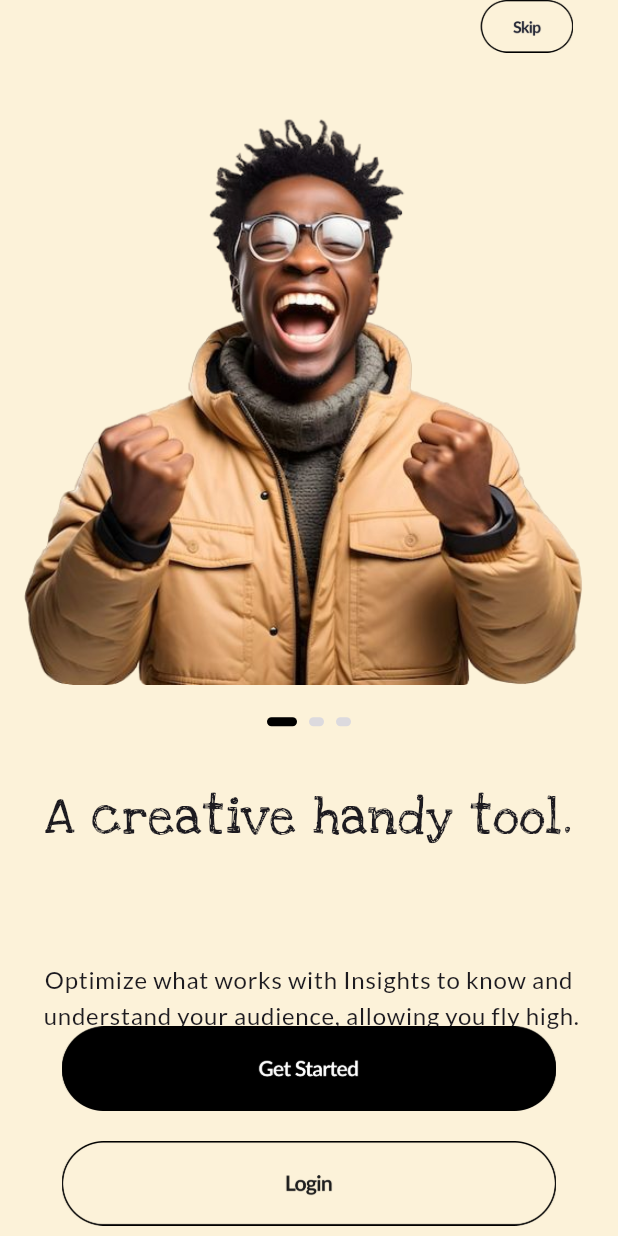
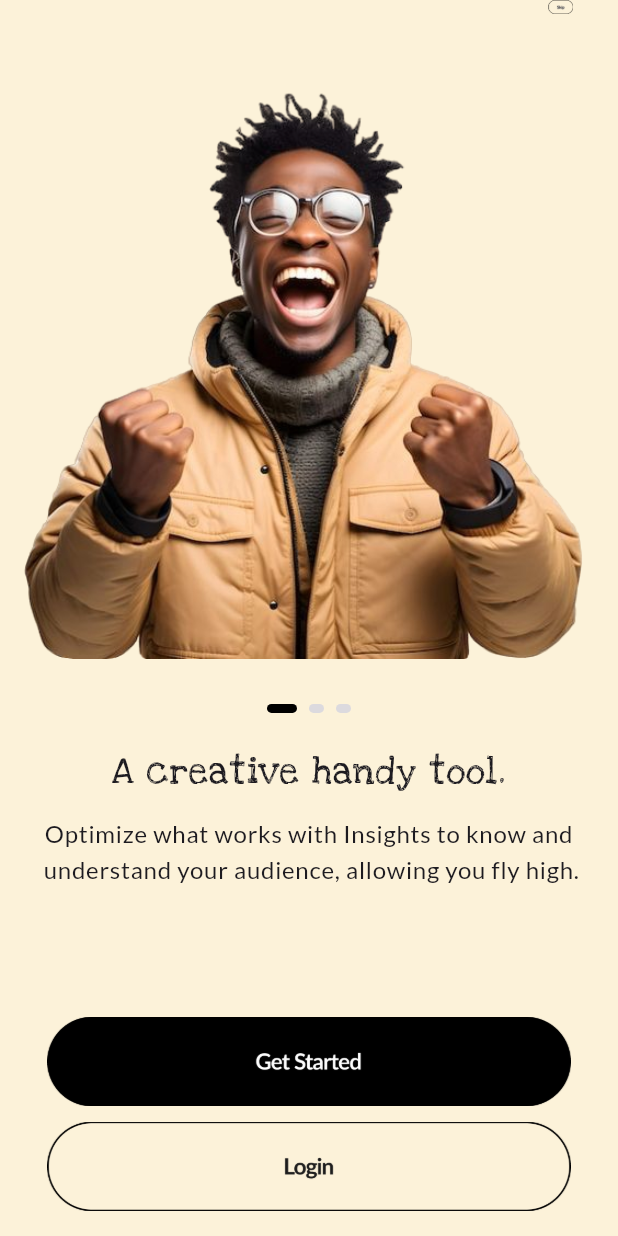
Before and after one commit to Olamidotune/Rootscards, a Flutter app: the screen it shows after launch, on a phone screen of 412 x 824 dp. Run offline on Flutter 3.47's test engine with Material 3 defaults, Android fonts, the phone set to English and light mode, and no system bars; drawn by our look-alikes of carousel_slider; our stand-ins replace device_info_plus, dio, email_validator, flutter_screenutil, flutter_secure_storage, flutter_svg and 2 more.

Commit message:
fixed the responsiveness issue

```diff
--- a/lib/config/colors.dart
+++ b/lib/config/colors.dart
@@ -10,5 +10,5 @@ const BUTTONGREY = Color.fromARGB(255, 205, 213, 213);
 const BUTTONGREEN = Color.fromARGB(255, 165, 255, 100);
 const RED = Colors.red;
 const ONBOARDING1 = Color(0xFFFCF2D9);
-const ONBOARDING2 = Color.fromARGB(255, 238, 131, 50);
-const ONBOARDING3 = Color(0xFFFEC031);
+const ONBOARDING2 = Color(0xFFECB22E);
+const ONBOARDING3 = Color(0xFFFFD57E);
--- a/lib/config/dimensions.dart
+++ b/lib/config/dimensions.dart
@@ -1,3 +1,24 @@
 // ignore_for_file: constant_identifier_names
+import 'package:flutter/material.dart';
+import 'package:flutter_screenutil/flutter_screenutil.dart';
+
+
 const double MIN_SUPPORTED_SCREEN_HEIGHT = 667;
 const double MIN_SUPPORTED_SCREEN_WIDTH = 540;
+
+class AppSpacing {
+  static double horizontalSpacingHuge = 20.w;
+  static double horizontalSpacingMedium = 15.w;
+  static double horizontalSpacingSmall= 5.w;
+
+  static Widget verticalSpaceTiny = SizedBox(height: 5.h);
+  static Widget verticalSpaceSmall = SizedBox(height: 10.h);
+  static Widget verticalSpaceMedium = SizedBox(height: 25.h);
+  static Widget verticalSpaceLarge = SizedBox(height: 40.h);
+  static Widget verticalSpaceHuge = SizedBox(height: 60.h);
+
+  static Widget horizontalSpaceTiny = SizedBox(width: 5.w);
+  static Widget horizontalSpaceSmall = SizedBox(width: 10.w);
+  static Widget horizontalSpaceMedium = SizedBox(width: 25.w);
+  static Widget horizontalSpaceLarge = SizedBox(width: 40.w);
+}
--- a/lib/main.dart
+++ b/lib/main.dart
@@ -2,17 +2,17 @@
 
 import 'package:flutter/material.dart';
 import 'package:flutter/services.dart';
+import 'package:flutter_screenutil/flutter_screenutil.dart';
 import 'package:rootscards/app_wrapper.dart';
 import 'package:rootscards/presentation/get_started_screen.dart';
 import 'package:rootscards/presentation/screens/auth/forgot_password.dart';
 import 'package:rootscards/presentation/screens/auth/sign_in/sign_in.dart';
 import 'package:rootscards/presentation/screens/auth/device_auth_screen.dart';
 import 'package:rootscards/presentation/screens/auth/sign_up.dart';
-
 import 'package:rootscards/presentation/screens/onboarding/onboarding_screen.dart';
 import 'package:rootscards/presentation/screens/space/space_screen.dart';
 import 'package:rootscards/presentation/screens/splash_screen/splash_screen.dart';
-import 'package:sizer/sizer.dart';
+
 
 void main() {
   WidgetsFlutterBinding.ensureInitialized();
@@ -27,21 +27,24 @@ class MyApp extends StatelessWidget {
 
   @override
   Widget build(BuildContext context) {
-    return Sizer(
-      builder: (context, orientation, deviceType) {
-        return MaterialApp(
+    return ScreenUtilInit(
+      designSize: const Size(375, 812),
+         minTextAdapt: true,
+      splitScreenMode: true,
+      builder: (context, child) {
+        return  MaterialApp(
         debugShowCheckedModeBanner: false,
         theme: ThemeData(
           visualDensity: VisualDensity.adaptivePlatformDensity,
           fontFamily: 'Lato',
           // scaffoldBackgroundColor: BLACK,
           useMaterial3: true,
-            textTheme: const TextTheme(
+          textTheme:  TextTheme(
             bodyMedium: TextStyle(
-                fontSize: 14,
+              fontSize: 14.sp,
             ),
             bodySmall: TextStyle(
-                fontSize: 12,
+              fontSize: 12.sp,
               color: Colors.amber,
             ),
             titleLarge: TextStyle(color: Colors.black),
--- a/lib/presentation/screens/auth/device_auth_screen.dart
+++ b/lib/presentation/screens/auth/device_auth_screen.dart
@@ -14,7 +14,7 @@ import 'package:rootscards/extensions/build_context.dart';
 import 'package:rootscards/presentation/screens/space/space_screen.dart';
 import 'package:rootscards/presentation/screens/widgets/button.dart';
 import 'package:shared_preferences/shared_preferences.dart';
-import 'package:sizer/sizer.dart';
+import 'package:flutter_screenutil/flutter_screenutil.dart';
 
 class SignInAuthScreen extends StatefulWidget {
   static const String routeName = "sign_in_auth_screen";
--- a/lib/presentation/screens/auth/forgot_password.dart
+++ b/lib/presentation/screens/auth/forgot_password.dart
@@ -9,7 +9,7 @@ import 'package:rootscards/config/dimensions.dart';
 import 'package:rootscards/extensions/build_context.dart';
 import 'package:rootscards/presentation/screens/auth/sign_in/sign_in.dart';
 import 'package:rootscards/presentation/screens/widgets/button.dart';
-import 'package:sizer/sizer.dart';
+import 'package:flutter_screenutil/flutter_screenutil.dart';
 import 'package:http/http.dart' as http;
 
 class ForgotPasswordScreen extends StatefulWidget {
--- a/lib/presentation/screens/auth/sign_in/sign_in.dart
+++ b/lib/presentation/screens/auth/sign_in/sign_in.dart
@@ -4,6 +4,7 @@ import 'package:flutter/gestures.dart';
 import 'package:flutter/material.dart';
 import 'package:flutter/services.dart';
 import 'package:rootscards/config/colors.dart';
+import 'package:rootscards/config/dimensions.dart';
 import 'package:rootscards/extensions/build_context.dart';
 import 'package:rootscards/presentation/screens/auth/forgot_password.dart';
 import 'package:rootscards/presentation/screens/widgets/button.dart';
@@ -23,7 +24,7 @@ class _SignInScreenState extends State<SignInScreen>
   final TextEditingController _emailController = TextEditingController();
   final TextEditingController _phoneNumberController = TextEditingController();
   final TextEditingController _passwordController = TextEditingController();
-  final ScrollController _scrollControllerEmail= ScrollController();
+  final ScrollController _scrollControllerEmail = ScrollController();
   final ScrollController _scrollControllerPhone = ScrollController();
   final FocusNode _passwordFocusNode = FocusNode();
 
@@ -152,6 +153,9 @@ class _SignInScreenState extends State<SignInScreen>
                     child: SingleChildScrollView(
                       controller: _scrollControllerEmail,
                       physics: BouncingScrollPhysics(),
+                      child: Padding(
+                        padding: EdgeInsets.symmetric(
+                            horizontal: AppSpacing.horizontalSpacingSmall),
                         child: Column(
                           children: [
                             Form(
@@ -171,7 +175,9 @@ class _SignInScreenState extends State<SignInScreen>
                                         return "Please provide a valid email address";
                                       },
                                       style: const TextStyle(color: BLACK),
-                                    autofillHints: const [AutofillHints.email],
+                                      autofillHints: const [
+                                        AutofillHints.email
+                                      ],
                                       decoration: InputDecoration(
                                         contentPadding: EdgeInsets.symmetric(
                                             vertical: 20, horizontal: 10),
@@ -213,7 +219,9 @@ class _SignInScreenState extends State<SignInScreen>
                                         return null;
                                       },
                                       style: const TextStyle(),
-                                    autofillHints: const [AutofillHints.email],
+                                      autofillHints: const [
+                                        AutofillHints.email
+                                      ],
                                       decoration: InputDecoration(
                                         contentPadding: EdgeInsets.symmetric(
                                             vertical: 20, horizontal: 10),
@@ -258,8 +266,8 @@ class _SignInScreenState extends State<SignInScreen>
                                         ),
                                         GestureDetector(
                                           onTap: () => Navigator.of(context)
-                                            .pushNamed(
-                                                ForgotPasswordScreen.routeName),
+                                              .pushNamed(ForgotPasswordScreen
+                                                  .routeName),
                                           child: Text(
                                             "Forgot password?",
                                             style: context.textTheme.bodyMedium
@@ -378,6 +386,7 @@ class _SignInScreenState extends State<SignInScreen>
                                   ]),
                             ),
                           ],
+                        ),
                       ),
                     ),
                   ),
--- a/lib/presentation/screens/auth/sign_up.dart
+++ b/lib/presentation/screens/auth/sign_up.dart
@@ -7,6 +7,7 @@ import 'package:email_validator/email_validator.dart';
 import 'package:flutter/gestures.dart';
 import 'package:flutter/material.dart';
 import 'package:flutter/services.dart';
+import 'package:flutter_screenutil/flutter_screenutil.dart';
 import 'package:http/http.dart' as http;
 import 'package:rootscards/config/colors.dart';
 import 'package:rootscards/config/dimensions.dart';
@@ -14,7 +15,7 @@ import 'package:rootscards/extensions/build_context.dart';
 import 'package:rootscards/presentation/screens/auth/sign_in/sign_in.dart';
 import 'package:rootscards/presentation/screens/widgets/button.dart';
 import 'package:shared_preferences/shared_preferences.dart';
-import 'package:sizer/sizer.dart';
+
 
 class SignUpScreen extends StatefulWidget {
   static const String routeName = "sign_up screen";
--- a/lib/presentation/screens/onboarding/onboarding_screen.dart
+++ b/lib/presentation/screens/onboarding/onboarding_screen.dart
@@ -1,12 +1,14 @@
 import 'package:carousel_slider/carousel_slider.dart';
 import 'package:flutter/material.dart';
+import 'package:flutter_screenutil/flutter_screenutil.dart';
 import 'package:rootscards/config/colors.dart';
+import 'package:rootscards/config/dimensions.dart';
 import 'package:rootscards/extensions/build_context.dart';
 import 'package:rootscards/presentation/get_started_screen.dart';
 import 'package:rootscards/presentation/screens/auth/sign_in/sign_in.dart';
 import 'package:rootscards/presentation/screens/widgets/carousel_inidicator.dart';
 import 'package:rootscards/presentation/screens/widgets/skip_button.dart';
-import 'package:sizer/sizer.dart';
+
 
 class TestOnboarding extends StatefulWidget {
   static const String routeName = "test_onboarding_screen";
@@ -92,7 +94,7 @@ class _TestOnboardingState extends State<TestOnboarding> {
                         autoPlay: false,
                         enableInfiniteScroll: false,
                         viewportFraction: 1,
-                        height: 0.85 * height <= 550 ? 0.75 * height : 700,
+                        height: 0.85 * height <= 550 ? 0.75 * height : 600,
                         autoPlayInterval: Duration(seconds: 4),
                         autoPlayAnimationDuration: Duration(milliseconds: 800),
                         autoPlayCurve: Curves.easeInOut,
@@ -106,7 +108,7 @@ class _TestOnboardingState extends State<TestOnboarding> {
               ),
             ),
             Positioned(
-              bottom: height / 120,
+              bottom: height / 50,
               right: height / 50,
               left: height / 50,
               child: Padding(
@@ -120,10 +122,10 @@ class _TestOnboardingState extends State<TestOnboarding> {
                       },
                       child: Image.asset(
                         "assets/images/get_started_button.png",
-                        width: 80.w,
+
                       ),
                     ),
-                    SizedBox(height: 20),
+             AppSpacing.verticalSpaceSmall,
                     GestureDetector(
                       onTap: () {
                         Navigator.of(context).pushNamed(
@@ -132,7 +134,7 @@ class _TestOnboardingState extends State<TestOnboarding> {
                       },
                       child: Image.asset(
                         "assets/images/login_button.png",
-                        width: 80.w,
+
                       ),
                     ),
                   ],
@@ -168,7 +170,6 @@ class _CarouselImage extends StatelessWidget {
     return Column(
       children: [
         Expanded(
-          flex: 8,
           child: Image.asset(
             "assets/images/$image",
             height: viewPortHeight * .48,
@@ -176,9 +177,7 @@ class _CarouselImage extends StatelessWidget {
           ),
         ),
         slider,
-        Expanded(
-          flex: 2,
-          child: Container(
+        Container(
           alignment: Alignment.center,
           margin: EdgeInsets.only(top: 20, bottom: viewPortHeight * .001),
           padding: EdgeInsets.symmetric(horizontal: 10),
@@ -192,10 +191,8 @@ class _CarouselImage extends StatelessWidget {
             textAlign: TextAlign.center,
           ),
         ),
-        ),
-        Expanded(
-          flex: 3,
-          child: Container(
+        AppSpacing.verticalSpaceSmall,
+        Container(
           alignment: Alignment.center,
           // margin:
           //     EdgeInsets.only(bottom: 0.45 * viewPortHeight <= 550 ?  viewPortHeight * .03: 3),
@@ -206,7 +203,7 @@ class _CarouselImage extends StatelessWidget {
             style: context.textTheme.bodyLarge,
           ),
         ),
-        ),
+            AppSpacing.verticalSpaceMedium
       ],
     );
   }
--- a/lib/presentation/screens/space/space_screen.dart
+++ b/lib/presentation/screens/space/space_screen.dart
@@ -10,8 +10,7 @@ import 'package:rootscards/config/dimensions.dart';
 import 'package:rootscards/extensions/build_context.dart';
 import 'package:rootscards/presentation/screens/widgets/get_started_button.dart';
 import 'package:shared_preferences/shared_preferences.dart';
-
-import 'package:sizer/sizer.dart';
+import 'package:flutter_screenutil/flutter_screenutil.dart';
 
 class SpaceScreen extends StatefulWidget {
   static const String routeName = "space_screen";
--- a/lib/presentation/screens/widgets/get_started_button.dart
+++ b/lib/presentation/screens/widgets/get_started_button.dart
@@ -1,5 +1,5 @@
 import 'package:flutter/material.dart';
-import 'package:sizer/sizer.dart';
+import 'package:flutter_screenutil/flutter_screenutil.dart';
 
 class GetStartedButton extends StatelessWidget {
   final Function()? onTap;
--- a/lib/presentation/screens/widgets/skip_button.dart
+++ b/lib/presentation/screens/widgets/skip_button.dart
@@ -1,5 +1,5 @@
 import 'package:flutter/material.dart';
-import 'package:sizer/sizer.dart';
+import 'package:flutter_screenutil/flutter_screenutil.dart';
 class SkipButton extends StatelessWidget {
   final Function()? onTap;
   const SkipButton({super.key, this.onTap});
--- a/pubspec.yaml
+++ b/pubspec.yaml
@@ -37,7 +37,6 @@ dependencies:
   # The following adds the Cupertino Icons font to your application.
   # Use with the CupertinoIcons class for iOS style icons.
   cupertino_icons: ^1.0.2
-  sizer: ^2.0.15
   http: ^1.2.0
   flutter_svg: ^2.0.9
   carousel_slider: ^4.2.1
@@ -51,6 +50,7 @@ dependencies:
   pin_code_text_field: ^1.8.0
   device_info_plus: ^9.1.2
   shared_preferences: ^2.2.2
+  flutter_screenutil: ^5.9.3
 
 
 dev_dependencies:
```
Also changed, not shown: pubspec.lock. Lines whose indentation alone changed are shown as unchanged.
